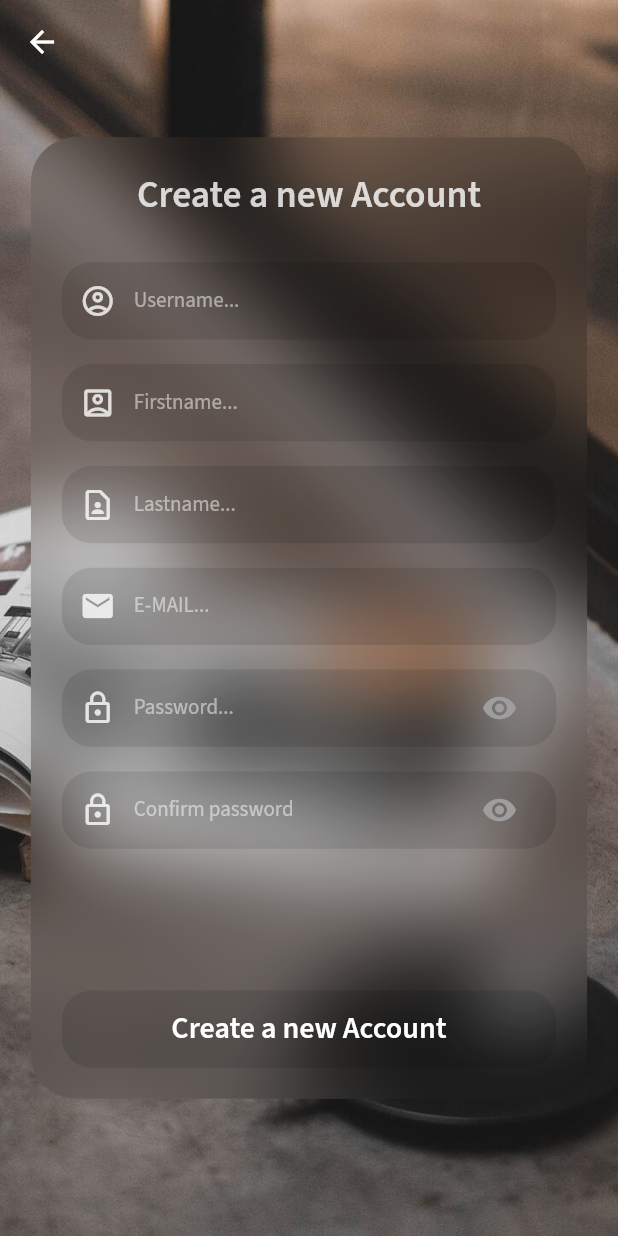
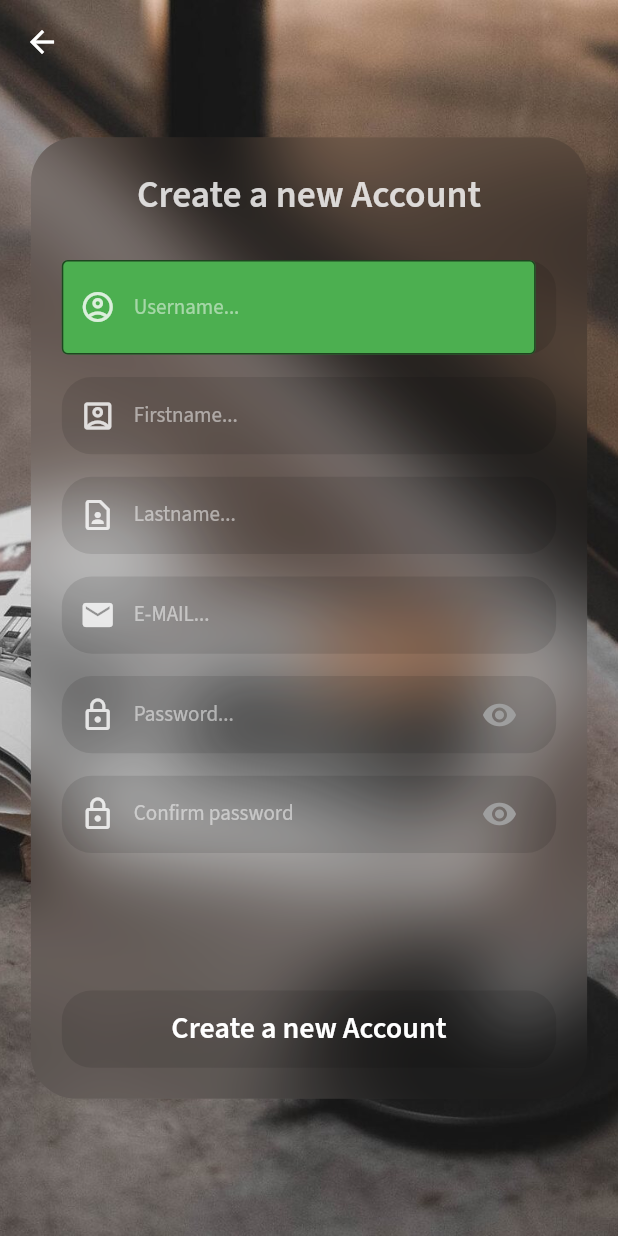
Before and after one commit to praphat01/anime_app, a Flutter app: the register screen opened directly with empty values, on a phone screen of 412 x 824 dp. Run offline on Flutter 3.47's test engine with Material 2 defaults, Android fonts, the phone set to English and light mode, and no system bars; our stand-ins replace animated_splash_screen, cached_network_image, chewie, dio, easy_localization, flutter_svg and 13 more; missing offline and left inert: dart_ipify, easy_pdf_viewer, flutter_downloader; accounts and stored records are empty; network calls fail.

Commit message:
finish 26dec

```diff
--- a/lib/users/register.dart
+++ b/lib/users/register.dart
@@ -260,7 +260,7 @@ class _registerState extends State<register> {
 
                                       // username
                                       Container(
-                                        height: size.width / 8,
+                                        // height: size.width / 8,
                                         width: size.width / 1.25,
                                         alignment: Alignment.center,
                                         padding: EdgeInsets.only(
@@ -275,13 +275,14 @@ class _registerState extends State<register> {
                                             color: Colors.white.withOpacity(.9),
                                           ),
                                           controller: userController,
-                                          decoration: InputDecoration(
+                                          decoration: InputDecoration(fillColor: Colors.green,
+                                            filled: true,
                                             prefixIcon: Icon(
                                               Icons.account_circle_outlined,
                                               color:
                                                   Colors.white.withOpacity(.8),
                                             ),
-                                            border: InputBorder.none,
+                                            border: OutlineInputBorder(),
                                             hintMaxLines: 1,
                                             hintText: LocaleKeys.username.tr(),
                                             hintStyle: TextStyle(
--- a/lib/widgets/leftmenu.dart
+++ b/lib/widgets/leftmenu.dart
@@ -82,6 +82,7 @@ class _PublicDrawerState extends State<PublicDrawer> {
             ),
             title: Text(LocaleKeys.book_faverite.tr()),
             onTap: () {
+              Navigator.pop(context);
               Navigator.push(
                 context,
                 MaterialPageRoute(builder: (context) => book_faverites()),
```
